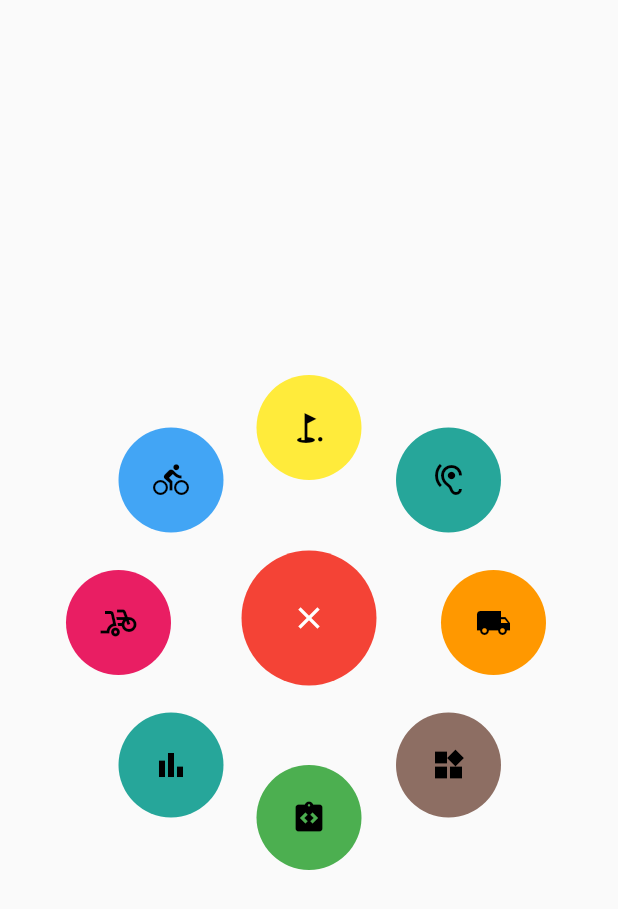
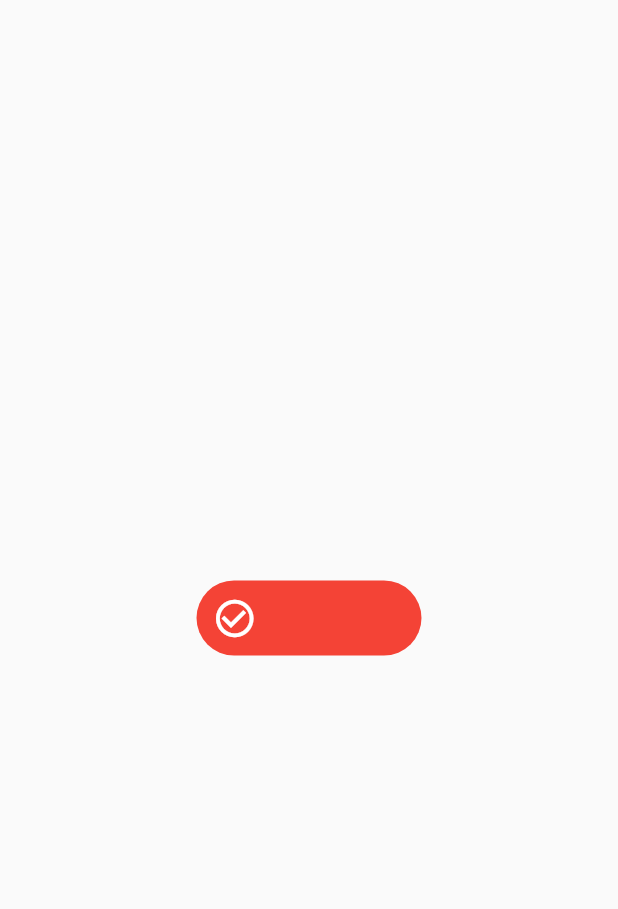
Before and after one commit to junedr375/flutter_Animations, a Flutter app: the screen it shows after launch, on a phone screen of 412 x 824 dp. Shown: the top 909 px of the screen. Run offline on Flutter 3.47's test engine with Material 2 defaults, Android fonts, the phone set to English and light mode, and no system bars.

Commit message:
added toggle animation

```diff
--- a/lib/Animantions/CarAnim.dart
+++ b/lib/Animantions/CarAnim.dart
@@ -43,10 +43,10 @@ class _CarANimState extends State<CarANim> with SingleTickerProviderStateMixin {
                     transform: Matrix4.translationValues(
                         animation.value * width, 0.0, 0.0),
                     child: Container(
-                        height: cirle_anim.value * 100,
-                        width: cirle_anim.value * 100,
+                        // height: cirle_anim.value * 100,
+                        // width: cirle_anim.value * 100,
                         decoration: BoxDecoration(
-                            color: Colors.blue[300],
+                            //     color: Colors.blue[300],
                             borderRadius: BorderRadius.circular(35)),
                         child: Center(
                             child: Icon(
--- /dev/null
+++ b/lib/Animantions/toggleTest.dart
@@ -0,0 +1,77 @@
+import 'dart:math';
+
+import 'package:flutter/material.dart';
+
+class MyToggleButton extends StatefulWidget {
+  @override
+  _MyToggleButtonState createState() => _MyToggleButtonState();
+}
+
+class _MyToggleButtonState extends State<MyToggleButton>
+    with SingleTickerProviderStateMixin {
+  bool toggleVal = false;
+  AnimationController animationController;
+  Animation animation;
+  Animation rotateAnimation;
+
+  @override
+  void initState() {
+    super.initState();
+    animationController =
+        AnimationController(duration: Duration(milliseconds: 300), vsync: this);
+    animation = Tween(begin: -0.12, end: 0.120).animate(
+        CurvedAnimation(parent: animationController, curve: Curves.easeOut));
+    rotateAnimation = Tween(begin: 0.0, end: 1.0).animate(
+        CurvedAnimation(parent: animationController, curve: Curves.linear));
+  }
+
+  @override
+  Widget build(BuildContext context) {
+    final width = MediaQuery.of(context).size.width;
+    return Scaffold(
+        body: AnimatedBuilder(
+      animation: animationController,
+      builder: (BuildContext context, Widget child) {
+        return Center(
+          child: GestureDetector(
+            onTap: () {
+              if (!toggleVal) {
+                animationController.forward();
+              } else {
+                animationController.reverse();
+              }
+              setState(() {
+                toggleVal = !toggleVal;
+              });
+            },
+            child: Container(
+              height: 50,
+              width: 150,
+              decoration: BoxDecoration(
+                  color: toggleVal ? Colors.green : Colors.red,
+                  borderRadius: BorderRadius.circular(25)),
+              child: Container(
+                child: RotationTransition(
+                  turns: rotateAnimation,
+                  child: toggleVal
+                      ? Icon(
+                          Icons.check_circle,
+                          color: Colors.white,
+                          size: 30,
+                        )
+                      : Icon(
+                          Icons.check_circle_outline,
+                          color: Colors.white,
+                          size: 30,
+                        ),
+                ),
+                transform: Matrix4.translationValues(
+                    width * animation.value, 0.0, 0.0),
+              ),
+            ),
+          ),
+        );
+      },
+    ));
+  }
+}
--- a/lib/main.dart
+++ b/lib/main.dart
@@ -2,6 +2,7 @@ import 'package:animation/Animantions/CarAnim.dart';
 import 'package:animation/Animantions/ContinuousAnimation.dart';
 import 'package:animation/Animantions/FlipAnimtion.dart';
 import 'package:animation/Animantions/loginPage.dart';
+import 'package:animation/Animantions/toggleTest.dart';
 import 'package:animation/Pages/AnimatedSwitcher.dart';
 import 'package:animation/Pages/productShow.dart';
 import 'package:flutter/material.dart';
@@ -21,7 +22,7 @@ class MyApp extends StatelessWidget {
         primarySwatch: Colors.blue,
         visualDensity: VisualDensity.adaptivePlatformDensity,
       ),
-      home: MyAnimatedSwithcer(),
+      home: MyToggleButton(),
     );
   }
 }
```
